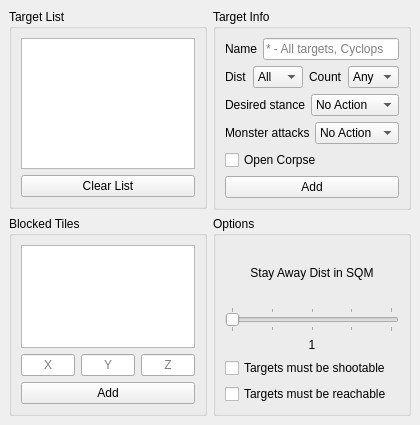
enzerah/EasyBot_GUI, file MVC/View/Targeting/TargetingView.ui: the form before one commit.
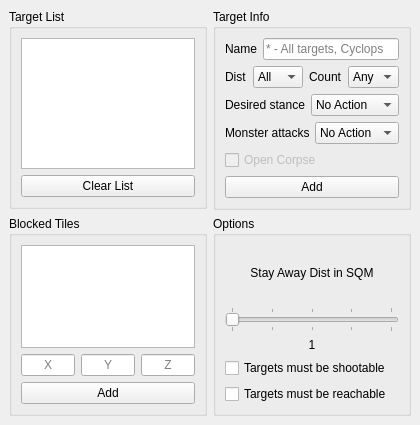
The form after the commit.

```diff
--- a/MVC/View/Targeting/TargetingView.ui
+++ b/MVC/View/Targeting/TargetingView.ui
@@ -339,6 +339,9 @@
        </item>
        <item>
         <widget class="QCheckBox" name="open_checkBox">
+         <property name="enabled">
+          <bool>false</bool>
+         </property>
          <property name="text">
           <string>Open Corpse</string>
          </property>
```
